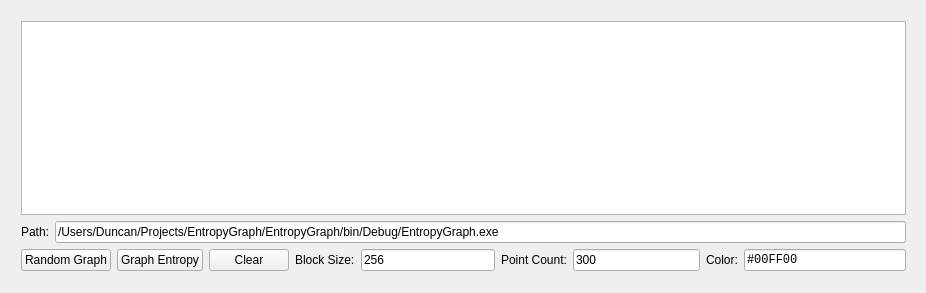
Before: the Qt Designer form MainWindow.ui in x64dbg/QtEntropyGraph, drawn with Qt 5.
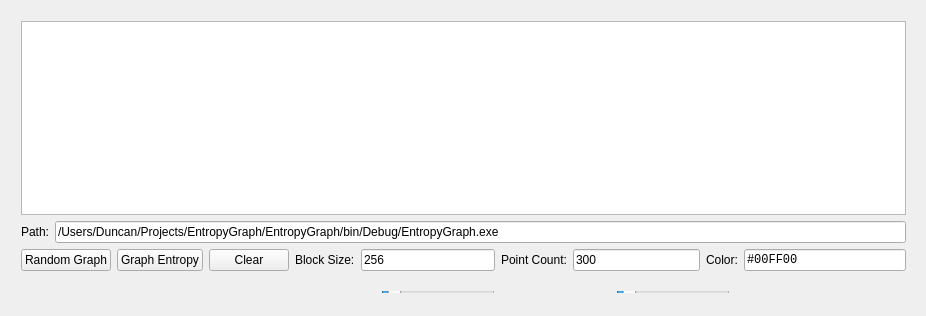
After: the same form once the commit is applied.

The edit to the form file:
```diff
--- a/MainWindow.ui
+++ b/MainWindow.ui
@@ -7,7 +7,7 @@
     <x>0</x>
     <y>0</y>
     <width>926</width>
-    <height>293</height>
+    <height>316</height>
    </rect>
   </property>
   <property name="windowTitle">
@@ -131,6 +131,63 @@
      </item>
     </layout>
    </widget>
+   <widget class="QWidget" name="">
+    <property name="geometry">
+     <rect>
+      <x>370</x>
+      <y>280</y>
+      <width>371</width>
+      <height>24</height>
+     </rect>
+    </property>
+    <layout class="QHBoxLayout" name="horizontalLayout_2">
+     <item>
+      <widget class="QSlider" name="sliderBlockSize">
+       <property name="minimum">
+        <number>2</number>
+       </property>
+       <property name="maximum">
+        <number>4096</number>
+       </property>
+       <property name="value">
+        <number>256</number>
+       </property>
+       <property name="orientation">
+        <enum>Qt::Horizontal</enum>
+       </property>
+      </widget>
+     </item>
+     <item>
+      <spacer name="horizontalSpacer">
+       <property name="orientation">
+        <enum>Qt::Horizontal</enum>
+       </property>
+       <property name="sizeHint" stdset="0">
+        <size>
+         <width>40</width>
+         <height>20</height>
+        </size>
+       </property>
+      </spacer>
+     </item>
+     <item>
+      <widget class="QSlider" name="sliderPointCount">
+       <property name="minimum">
+        <number>10</number>
+       </property>
+       <property name="maximum">
+        <number>5000</number>
+       </property>
+       <property name="value">
+        <number>300</number>
+       </property>
+       <property name="orientation">
+        <enum>Qt::Horizontal</enum>
+       </property>
+      </widget>
+     </item>
+    </layout>
+   </widget>
   </widget>
  </widget>
  <layoutdefault spacing="6" margin="11"/>
```
Left out of the diff: 2 changed lines with no effect on the pictures.
